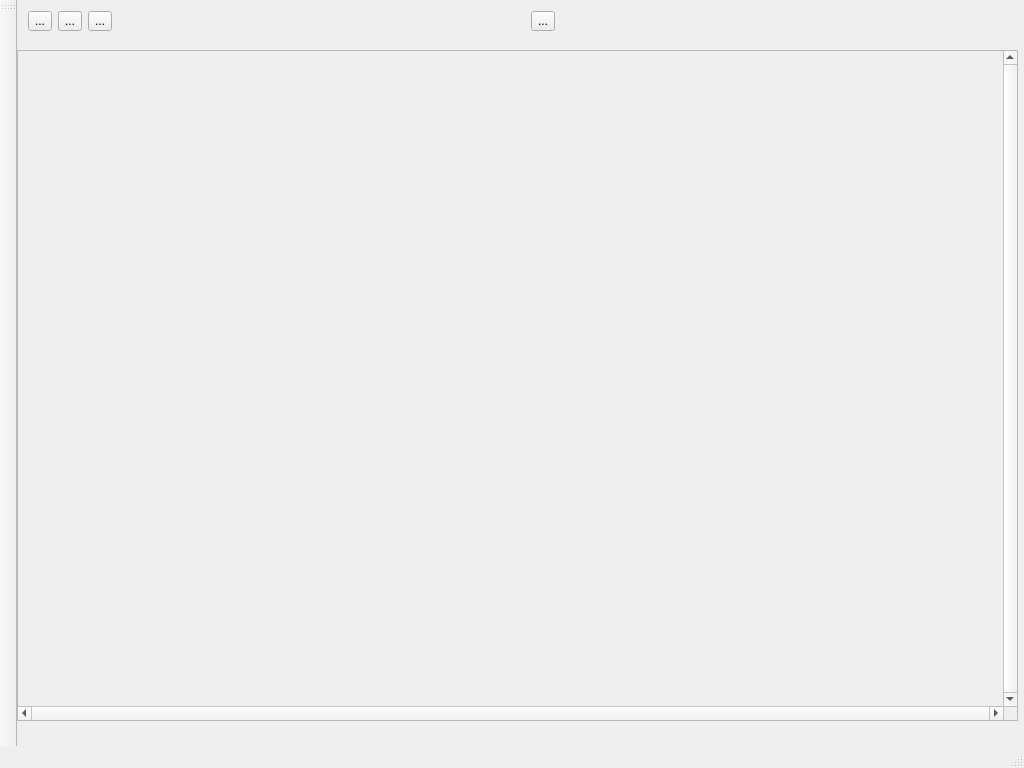
Qt form source/Octopus/mainwindow.ui (hanikesn/octopus) before a commit.
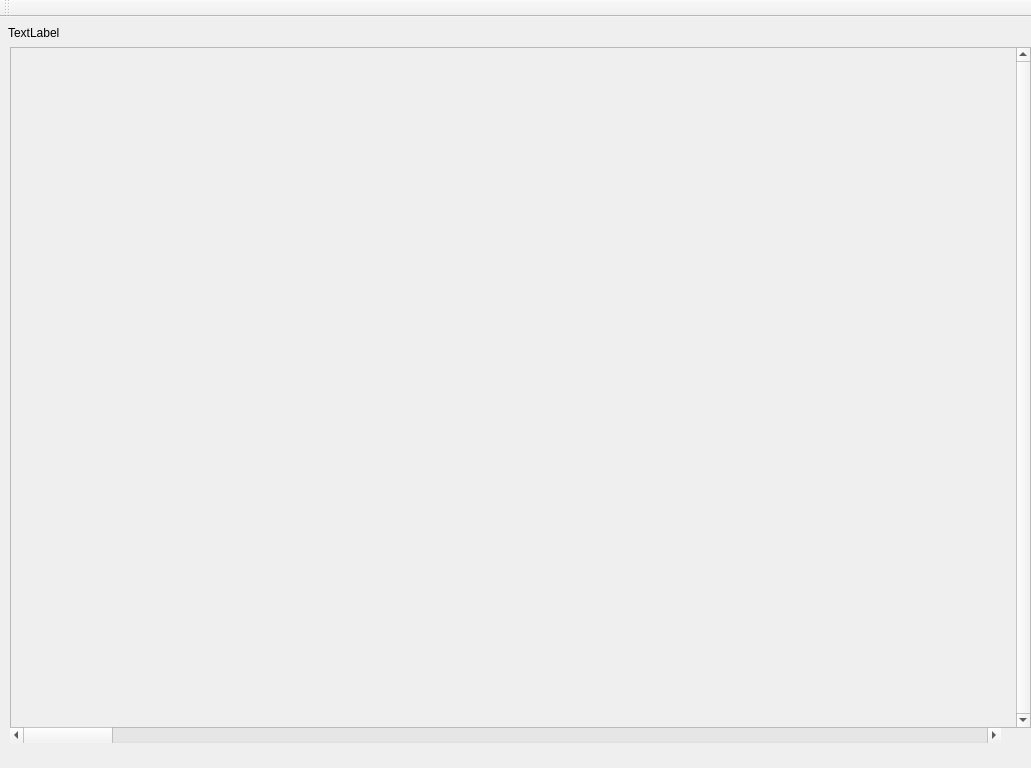
The same form after that commit. Icons and pictures are not drawn.

The edit to the form file:
```diff
--- a/source/Octopus/mainwindow.ui
+++ b/source/Octopus/mainwindow.ui
@@ -6,7 +6,7 @@
    <rect>
     <x>0</x>
     <y>0</y>
-    <width>1024</width>
+    <width>1031</width>
     <height>768</height>
    </rect>
   </property>
@@ -14,165 +14,156 @@
    <string comment="Octopus 0.1" extracomment="Octopus 0.1">MainWindow</string>
   </property>
   <widget class="QWidget" name="centralWidget">
-   <widget class="QWidget" name="horizontalLayoutWidget">
+   <property name="sizePolicy">
+    <sizepolicy hsizetype="Ignored" vsizetype="Ignored">
+     <horstretch>0</horstretch>
+     <verstretch>0</verstretch>
+    </sizepolicy>
+   </property>
+   <property name="sizeIncrement">
+    <size>
+     <width>100</width>
+     <height>100</height>
+    </size>
+   </property>
+   <property name="baseSize">
+    <size>
+     <width>1</width>
+     <height>1</height>
+    </size>
+   </property>
+   <property name="layoutDirection">
+    <enum>Qt::LeftToRight</enum>
+   </property>
+   <widget class="QScrollBar" name="horizontalScrollBar">
     <property name="geometry">
      <rect>
-      <x>0</x>
-      <y>0</y>
-      <width>1162</width>
-      <height>42</height>
+      <x>10</x>
+      <y>710</y>
+      <width>991</width>
+      <height>16</height>
      </rect>
     </property>
-    <layout class="QHBoxLayout" name="horizontalLayout">
-     <item>
-      <widget class="QToolButton" name="addTrackButton">
-       <property name="toolTip">
-        <string/>
-       </property>
-       <property name="autoFillBackground">
-        <bool>false</bool>
-       </property>
-       <property name="text">
-        <string>...</string>
-       </property>
-       <property name="icon">
-        <iconset resource="ressources.qrc">
-         <normaloff>:/buttons/toolbar/icons/add.png</normaloff>:/buttons/toolbar/icons/add.png</iconset>
-       </property>
-       <property name="iconSize">
-        <size>
-         <width>24</width>
-         <height>24</height>
-        </size>
-       </property>
-      </widget>
-     </item>
-     <item>
-      <widget class="QToolButton" name="importButton">
-       <property name="toolTip">
-        <string/>
-       </property>
-       <property name="text">
-        <string>...</string>
-       </property>
-       <property name="icon">
-        <iconset resource="ressources.qrc">
-         <normaloff>:/buttons/toolbar/icons/import.png</normaloff>:/buttons/toolbar/icons/import.png</iconset>
-       </property>
-       <property name="iconSize">
-        <size>
-         <width>24</width>
-         <height>24</height>
-        </size>
-       </property>
-      </widget>
-     </item>
-     <item>
-      <widget class="QToolButton" name="exportButton">
-       <property name="toolTip">
-        <string/>
-       </property>
-       <property name="text">
-        <string>...</string>
-       </property>
-       <property name="icon">
-        <iconset resource="ressources.qrc">
-         <normaloff>:/buttons/toolbar/icons/export.png</normaloff>:/buttons/toolbar/icons/export.png</iconset>
-       </property>
-       <property name="iconSize">
-        <size>
-         <width>24</width>
-         <height>24</height>
-        </size>
-       </property>
-      </widget>
-     </item>
-     <item>
-      <spacer name="horizontalSpacer">
-       <property name="orientation">
-        <enum>Qt::Horizontal</enum>
-       </property>
-       <property name="sizeType">
-        <enum>QSizePolicy::Preferred</enum>
-       </property>
-       <property name="sizeHint" stdset="0">
-        <size>
-         <width>1000</width>
-         <height>20</height>
-        </size>
-       </property>
-      </spacer>
-     </item>
-     <item>
-      <widget class="QToolButton" name="playPauseButton">
-       <property name="toolTip">
-        <string/>
-       </property>
-       <property name="text">
-        <string>...</string>
-       </property>
-       <property name="icon">
-        <iconset resource="ressources.qrc">
-         <normaloff>:/buttons/toolbar/icons/play.png</normaloff>:/buttons/toolbar/icons/play.png</iconset>
-       </property>
-       <property name="iconSize">
-        <size>
-         <width>24</width>
-         <height>24</height>
-        </size>
-       </property>
-      </widget>
-     </item>
-     <item>
-      <spacer name="horizontalSpacer_2">
-       <property name="orientation">
-        <enum>Qt::Horizontal</enum>
-       </property>
-       <property name="sizeType">
-        <enum>QSizePolicy::Preferred</enum>
-       </property>
-       <property name="sizeHint" stdset="0">
-        <size>
-         <width>1200</width>
-         <height>20</height>
-        </size>
-       </property>
-      </spacer>
-     </item>
-    </layout>
+    <property name="sizePolicy">
+     <sizepolicy hsizetype="Ignored" vsizetype="Fixed">
+      <horstretch>0</horstretch>
+      <verstretch>0</verstretch>
+     </sizepolicy>
+    </property>
+    <property name="orientation">
+     <enum>Qt::Horizontal</enum>
+    </property>
    </widget>
-   <widget class="QScrollArea" name="trackArea">
+   <widget class="QScrollArea" name="scrollArea">
     <property name="geometry">
      <rect>
-      <x>0</x>
-      <y>50</y>
-      <width>1001</width>
-      <height>671</height>
+      <x>10</x>
+      <y>30</y>
+      <width>1021</width>
+      <height>681</height>
      </rect>
     </property>
+    <property name="sizePolicy">
+     <sizepolicy hsizetype="Ignored" vsizetype="Ignored">
+      <horstretch>0</horstretch>
+      <verstretch>0</verstretch>
+     </sizepolicy>
+    </property>
     <property name="verticalScrollBarPolicy">
      <enum>Qt::ScrollBarAlwaysOn</enum>
     </property>
     <property name="horizontalScrollBarPolicy">
-     <enum>Qt::ScrollBarAlwaysOn</enum>
+     <enum>Qt::ScrollBarAlwaysOff</enum>
     </property>
     <property name="widgetResizable">
      <bool>true</bool>
     </property>
-    <property name="alignment">
-     <set>Qt::AlignLeading|Qt::AlignLeft|Qt::AlignTop</set>
-    </property>
-    <widget class="QWidget" name="scrollAreaWidgetContents">
+    <widget class="QWidget" name="scrollAreaWidgetContents_2">
      <property name="geometry">
       <rect>
        <x>0</x>
        <y>0</y>
-       <width>986</width>
-       <height>656</height>
+       <width>1006</width>
+       <height>679</height>
       </rect>
      </property>
+     <property name="sizePolicy">
+      <sizepolicy hsizetype="Ignored" vsizetype="Ignored">
+       <horstretch>0</horstretch>
+       <verstretch>0</verstretch>
+      </sizepolicy>
+     </property>
+     <widget class="QWidget" name="layoutWidget">
+      <property name="geometry">
+       <rect>
+        <x>0</x>
+        <y>0</y>
+        <width>991</width>
+        <height>681</height>
+       </rect>
+      </property>
+      <layout class="QVBoxLayout" name="verticalLayout">
+       <item>
+        <widget class="QWidget" name="trackArea" native="true">
+         <property name="sizePolicy">
+          <sizepolicy hsizetype="Ignored" vsizetype="Ignored">
+           <horstretch>0</horstretch>
+           <verstretch>0</verstretch>
+          </sizepolicy>
+         </property>
+        </widget>
+       </item>
+       <item>
+        <spacer name="verticalSpacer">
+         <property name="orientation">
+          <enum>Qt::Vertical</enum>
+         </property>
+         <property name="sizeHint" stdset="0">
+          <size>
+           <width>20</width>
+           <height>40</height>
+          </size>
+         </property>
+        </spacer>
+       </item>
+      </layout>
+     </widget>
     </widget>
    </widget>
+   <widget class="QLabel" name="timeLine">
+    <property name="geometry">
+     <rect>
+      <x>8</x>
+      <y>0</y>
+      <width>1001</width>
+      <height>31</height>
+     </rect>
+    </property>
+    <property name="sizePolicy">
+     <sizepolicy hsizetype="Ignored" vsizetype="Preferred">
+      <horstretch>0</horstretch>
+      <verstretch>0</verstretch>
+     </sizepolicy>
+    </property>
+    <property name="sizeIncrement">
+     <size>
+      <width>100</width>
+      <height>100</height>
+     </size>
+    </property>
+    <property name="baseSize">
+     <size>
+      <width>100</width>
+      <height>100</height>
+     </size>
+    </property>
+    <property name="text">
+     <string>TextLabel</string>
+    </property>
+   </widget>
+   <zorder>scrollArea</zorder>
+   <zorder>horizontalScrollBar</zorder>
+   <zorder>timeLine</zorder>
   </widget>
   <widget class="QMenuBar" name="menuBar">
    <property name="geometry">
@@ -185,14 +176,28 @@
    </property>
   </widget>
   <widget class="QToolBar" name="mainToolBar">
+   <property name="enabled">
+    <bool>true</bool>
+   </property>
+   <property name="movable">
+    <bool>true</bool>
+   </property>
+   <property name="allowedAreas">
+    <set>Qt::AllToolBarAreas</set>
+   </property>
+   <property name="iconSize">
+    <size>
+     <width>24</width>
+     <height>24</height>
+    </size>
+   </property>
    <attribute name="toolBarArea">
-    <enum>LeftToolBarArea</enum>
+    <enum>TopToolBarArea</enum>
    </attribute>
    <attribute name="toolBarBreak">
     <bool>false</bool>
    </attribute>
   </widget>
-  <widget class="QStatusBar" name="statusBar"/>
  </widget>
  <layoutdefault spacing="6" margin="11"/>
  <resources>
```
Left out of the diff: 14 changed lines with no effect on the pictures.
